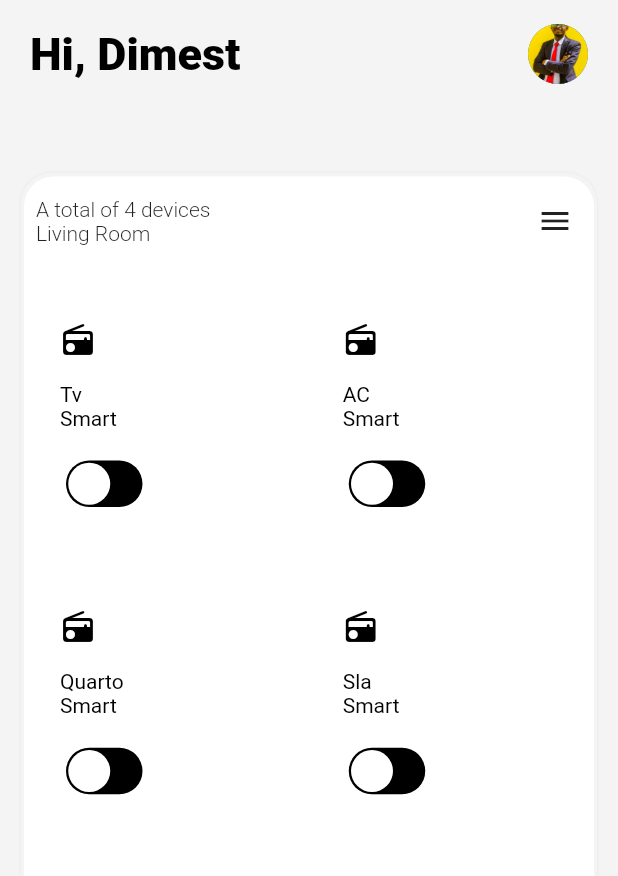
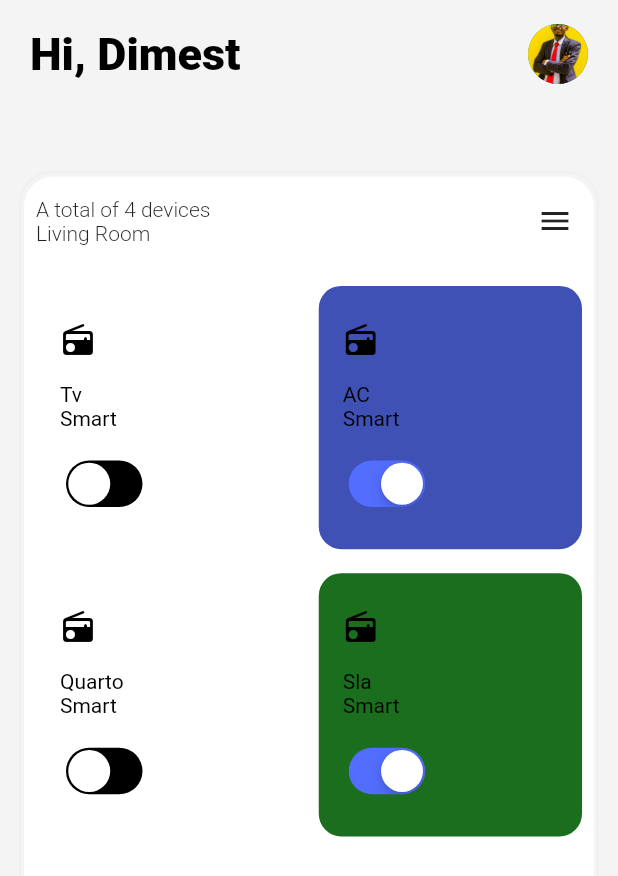
Before and after one commit to josedeneto/smart_home_project, a Flutter app: the screen it shows after launch, on a phone screen of 412 x 824 dp. Shown: the top 876 px of the screen. Run offline on Flutter 3.47's test engine with Material 2 defaults, Android fonts, the phone set to English and light mode, and no system bars.

Commit message:
alteracao codigo

```diff
--- a/lib/model/device_model.dart
+++ b/lib/model/device_model.dart
@@ -7,10 +7,22 @@ class DeviceModel {
   IconData icon;
   Color color;
   String function;
-  DeviceModel({
-    required this.name,
-    required this.icon,
-    required this.color,
-    required this.function,
-  });
+  bool isActive;
+  DeviceModel({required this.name, required this.icon, required this.color, required this.function, required this.isActive});
+
+  DeviceModel copyWith({
+    String? name,
+    IconData? icon,
+    Color? color,
+    String? function,
+    bool? isActive,
+  }) {
+    return DeviceModel(
+      name: name ?? this.name,
+      icon: icon ?? this.icon,
+      color: color ?? this.color,
+      function: function ?? this.function,
+      isActive: isActive ?? this.isActive,
+    );
+  }
 }
--- a/lib/pages/home/controller/home_page_controller.dart
+++ b/lib/pages/home/controller/home_page_controller.dart
@@ -1,11 +1,13 @@
 import 'package:flutter/material.dart';
+import 'package:smart_home/repositories/device_repositories.dart';
 
 class HomePageController extends ChangeNotifier {
   bool isActive = false;
 
-  bool? activeDevice(bool? value) {
-    isActive = value!;
+  bool? activeDevice(bool? active, {required DeviceRepositories devices, required int index}) {
+    final device = devices.devicesList[index];
+    devices.devicesList[index] = device.copyWith(isActive: active);
     notifyListeners();
-    return null;
+    return true;
   }
 }
--- a/lib/pages/home/home_page.dart
+++ b/lib/pages/home/home_page.dart
@@ -61,33 +61,25 @@ class _HomePageState extends State<HomePage> {
                       Expanded(
                         child: Padding(
                           padding: const EdgeInsets.all(8.0),
-                          child: Consumer(
-                            builder: (context, value, child) {
-                              final deviceRepo =
-                                  context.read<DeviceRepositories>();
-                              final deviceController =
-                                  context.read<HomePageController>();
+                          child: Consumer<DeviceRepositories>(
+                            builder: (context, deviceRepo, child) {
+                              final deviceController = context.watch<HomePageController>();
                               return GridView.builder(
-                                gridDelegate:
-                                    const SliverGridDelegateWithFixedCrossAxisCount(
+                                gridDelegate: const SliverGridDelegateWithFixedCrossAxisCount(
                                   crossAxisCount: 2,
                                   crossAxisSpacing: 13,
                                   mainAxisSpacing: 16,
                                 ),
                                 itemCount: deviceRepo.devicesList.length,
                                 itemBuilder: (_, i) {
+                                  final deviceModel = deviceRepo.devicesList[i];
                                   return DeviceTile(
-                                    color: deviceController.isActive
-                                        ? deviceRepo.devicesList[i].color
-                                        : Colors.white,
-                                    nameDevice: deviceRepo.devicesList[i].name,
-                                    icon: deviceRepo.devicesList[i].icon,
-                                    onTap: deviceController.activeDevice,
-                                    functionName:
-                                        deviceRepo.devicesList[i].function,
-                                    valueSwitch: context
-                                        .watch<HomePageController>()
-                                        .isActive,
+                                    color: deviceModel.isActive ? deviceModel.color : Colors.white,
+                                    nameDevice: deviceModel.name,
+                                    icon: deviceModel.icon,
+                                    onTap: (active) => deviceController.activeDevice(active, devices: deviceRepo, index: i),
+                                    functionName: deviceModel.function,
+                                    valueSwitch: deviceModel.isActive,
                                   );
                                 },
                               );
--- a/lib/repositories/device_repositories.dart
+++ b/lib/repositories/device_repositories.dart
@@ -1,5 +1,5 @@
+import 'package:flutter/material.dart';
 import 'package:smart_home/model/device_model.dart';
-import 'package:flutter/material.dart';
 import 'package:smart_home/theme/app_color.dart';
 
 class DeviceRepositories extends ChangeNotifier {
@@ -14,25 +14,11 @@ class DeviceRepositories extends ChangeNotifier {
           function: 'Tv',
           icon: Icons.abc,
           color: AppColor.red,
+          isActive: false,
         ),
-        DeviceModel(
-          name: 'Smart',
-          function: 'AC',
-          icon: Icons.abc,
-          color: AppColor.indigo,
-        ),
-        DeviceModel(
-          name: 'Smart',
-          function: 'Quarto',
-          icon: Icons.abc,
-          color: AppColor.yellow,
-        ),
-        DeviceModel(
-          name: 'Smart',
-          function: 'Sla',
-          icon: Icons.abc,
-          color: AppColor.green,
-        ),
+        DeviceModel(name: 'Smart', function: 'AC', icon: Icons.abc, color: AppColor.indigo, isActive: true),
+        DeviceModel(name: 'Smart', function: 'Quarto', icon: Icons.abc, color: AppColor.yellow, isActive: false),
+        DeviceModel(name: 'Smart', function: 'Sla', icon: Icons.abc, color: AppColor.green, isActive: true),
       ],
     );
   }
```
